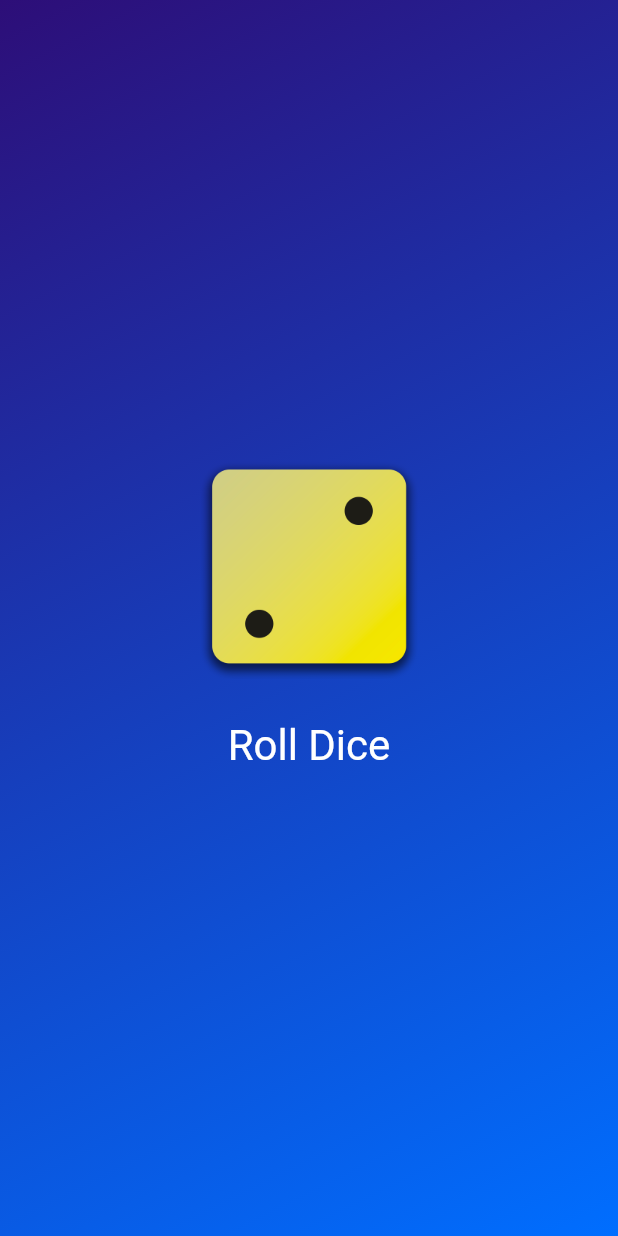
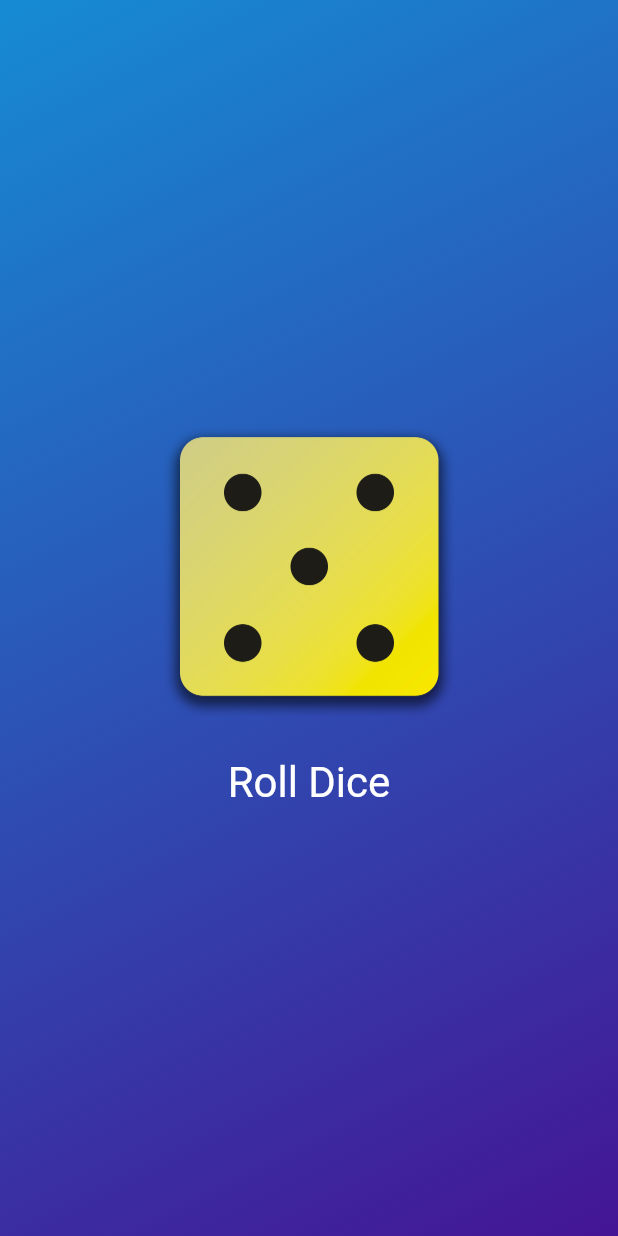
Before and after one commit to abhishekdwibedy-2002/basicsofflutter, a Flutter app: the screen it shows after launch, after a tap on "Roll Dice", on a phone screen of 412 x 824 dp. Run offline on Flutter 3.47's test engine with Material 2 defaults, Android fonts, the phone set to English and light mode, and no system bars.

Commit message:
final commit

```diff
--- a/first_app/lib/diceroller.dart
+++ b/first_app/lib/diceroller.dart
@@ -1,5 +1,8 @@
+import 'dart:math';
+
 import 'package:flutter/material.dart';
-import 'dart:math';
+
+final randomizer = Random();
 
 class DiceRoller extends StatefulWidget {
   const DiceRoller({super.key});
@@ -9,34 +12,37 @@ class DiceRoller extends StatefulWidget {
 }
 
 class _DiceRollerState extends State<DiceRoller> {
-  var activediceimg = 'assets/images/dice-2.png';
+  var currentDiceRoll = 2;
 
-  void pressed() {
+  void rollDice() {
     setState(() {
-      var img = Random().nextInt(5) + 1;
-      activediceimg = 'assets/images/dice-$img.png';
+      currentDiceRoll = randomizer.nextInt(6) + 1;
     });
   }
 
   @override
-  Widget build(BuildContext context) {
+  Widget build(context) {
     return Column(
       mainAxisSize: MainAxisSize.min,
       children: [
         Image.asset(
-          activediceimg,
-          width: 150,
+          'assets/images/dice-$currentDiceRoll.png',
+          width: 200,
         ),
         const SizedBox(height: 20),
-        //ElevatedButton(onPressed: pressed,  child:  const Text('Roll Dice'))
-        //OutlinedButton(onPressed: pressed, child: const Text('Roll Dice'))
         TextButton(
-            onPressed: pressed,
-            style: TextButton.styleFrom(
-                //padding: const EdgeInsets.only(top: 20),
-                textStyle: const TextStyle(fontSize: 28),
-                foregroundColor: Colors.white),
-            child: const Text('Roll Dice'))
+          onPressed: rollDice,
+          style: TextButton.styleFrom(
+            // padding: const EdgeInsets.only(
+            //   top: 20,
+            // ),
+            foregroundColor: Colors.white,
+            textStyle: const TextStyle(
+              fontSize: 28,
+            ),
+          ),
+          child: const Text('Roll Dice'),
+        )
       ],
     );
   }
--- a/first_app/lib/gradient_container.dart
+++ b/first_app/lib/gradient_container.dart
@@ -1,87 +1,55 @@
 import 'package:flutter/material.dart';
-import 'package:first_app/textwidget.dart';
+
+import 'package:first_app/diceroller.dart';
+
+const startAlignment = Alignment.topLeft;
+const endAlignment = Alignment.bottomRight;
 
 class GradientContainer extends StatelessWidget {
   const GradientContainer(this.color1, this.color2, {super.key});
 
-  const GradientContainer.mix({super.key})
-      : color1 = Colors.indigo,
-        color2 = Colors.lightGreenAccent;
+  const GradientContainer.purple({super.key})
+      : color1 = const Color.fromARGB(255, 34, 149, 202),
+        color2 = Colors.indigo;
+
   final Color color1;
   final Color color2;
-  //var activediceimg='assets/images/dice-2.png';
-
-  void pressed() {}
 
   @override
-  Widget build(BuildContext context) {
+  Widget build(context) {
     return Container(
       decoration: BoxDecoration(
         gradient: LinearGradient(
-          colors: [
-            color1,
-            color2
-          ] /*[
-            Color.fromARGB(255, 26, 2, 80),
-            Color.fromARGB(255, 45, 7, 98),
-          ]*/
-          ,
-          begin: Alignment.topLeft,
-          end: Alignment.bottomRight,
+          colors: [color1, color2],
+          begin: startAlignment,
+          end: endAlignment,
         ),
       ),
-      child: Center(
-        child: Column(
-          mainAxisSize: MainAxisSize.min,
-          children: [
-            Image.asset(
-              'assets/images/dice-2.png',
-              width: 150,
-            ),
-            const SizedBox(height: 20),
-            //ElevatedButton(onPressed: pressed,  child:  const Text('Roll Dice'))
-            //OutlinedButton(onPressed: pressed, child: const Text('Roll Dice'))
-            TextButton(
-                onPressed: pressed,
-                style: TextButton.styleFrom(
-                    //padding: const EdgeInsets.only(top: 20),
-                    textStyle: const TextStyle(fontSize: 28),
-                    foregroundColor: Colors.white),
-                child: const Text('Roll Dice'))
-          ],
-        ),
+      child: const Center(
+        child: DiceRoller(),
       ),
     );
   }
 }
 
+// class GradientContainer extends StatelessWidget {
+//   const GradientContainer({super.key, required this.colors});
 
+//   final List<Color> colors;
 
-/*
-class GradientContainer extends StatelessWidget {
-  const GradientContainer({super.key, required this.colors});
-
-  final List<Color> colors;
-
-  @override
-  Widget build(BuildContext context) {
-    return Container(
-      decoration: BoxDecoration(
-        gradient: LinearGradient(
-          colors:
-              colors /*[
-            Color.fromARGB(255, 26, 2, 80),
-            Color.fromARGB(255, 45, 7, 98),
-          ]*/
-          ,
-          begin: Alignment.topLeft,
-          end: Alignment.bottomRight,
-        ),
-      ),
-      child: const Center(
-        child: StyleText('HELLO !!'),
-      ),
-    );
-  }
-}
-*/
+//   @override
+//   Widget build(context) {
+//     return Container(
+//       decoration: BoxDecoration(
+//         gradient: LinearGradient(
+//           colors: colors,
+//           begin: startAlignment,
+//           end: endAlignment,
+//         ),
+//       ),
+//       child: const Center(
+//         child: StyledText('Hello World!'),
+//       ),
+//     );
+//   }
+// }
--- a/first_app/lib/main.dart
+++ b/first_app/lib/main.dart
@@ -1,13 +1,15 @@
 import 'package:flutter/material.dart';
 
-import 'gradient_container.dart';
+import 'package:first_app/gradient_container.dart';
 
 void main() {
   runApp(
     const MaterialApp(
       home: Scaffold(
         body: GradientContainer(
-            Color.fromARGB(255, 45, 14, 120), Color.fromARGB(255, 0, 110, 255)),
+          Color.fromARGB(255, 22, 139, 212),
+          Color.fromARGB(255, 68, 21, 149),
+        ),
       ),
     ),
   );
```
Also changed, not shown: first_app/lib/textwidget.dart (+4 -4 lines).
